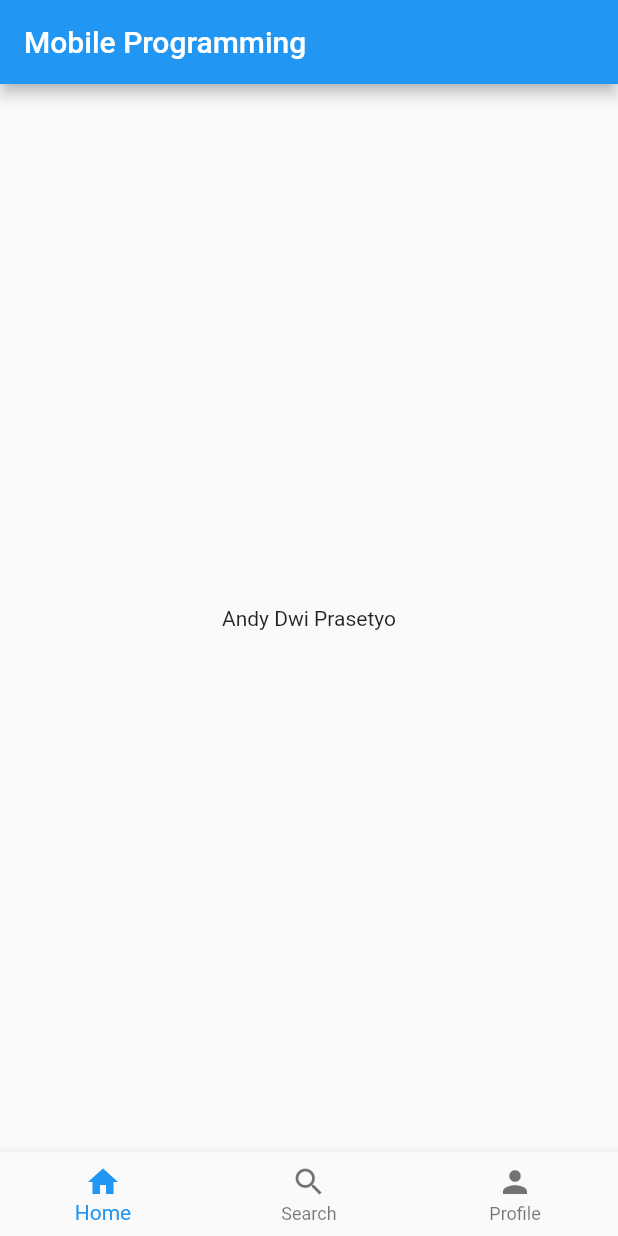
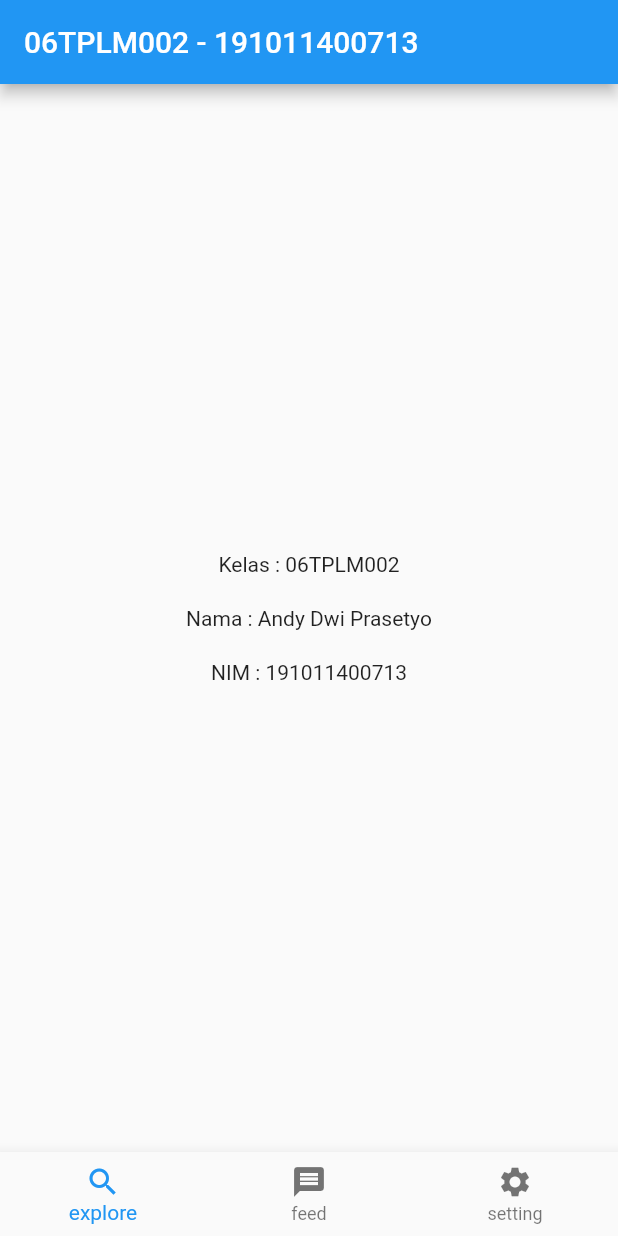
Before and after one commit to AndyDwi/pertemuan_2, a Flutter app: the screen it shows after launch, on a phone screen of 412 x 824 dp. Run offline on Flutter 3.47's test engine with Material 2 defaults, Android fonts, the phone set to English and light mode, and no system bars.

Commit message:
first commit

```diff
--- a/lib/main.dart
+++ b/lib/main.dart
@@ -8,7 +8,7 @@ class MyApp extends StatelessWidget {
   @override
   Widget build(BuildContext context) {
     return MaterialApp(
-      title: 'Mobile Programming',
+      title: "Mobile Programing pertemuan 2",
       home: MyHomePage(),
     );
   }
@@ -24,24 +24,33 @@ class _MyHomePageState extends State<MyHomePage> {
   Widget build(BuildContext context) {
     return Scaffold(
       appBar: AppBar(
-        title: const Text('Mobile Programming'),
+        title: const Text('06TPLM002 - 191011400713'),
       ),
-      body: const Center(
-        child: Text('Andy Dwi Prasetyo'),
+      body: Center(
+        child: Column(
+          mainAxisAlignment: MainAxisAlignment.center,
+          children: [
+            Text('Kelas : 06TPLM002'),
+            SizedBox(height: 20),
+            Text('Nama : Andy Dwi Prasetyo'),
+            SizedBox(height: 20),
+            Text('NIM : 191011400713')
+          ],
+        ),
       ),
       bottomNavigationBar: BottomNavigationBar(
         items: const [
           BottomNavigationBarItem(
-            icon: Icon(Icons.home),
-            label: 'Home',
+            icon: Icon(Icons.search),
+            label: 'explore',
           ),
           BottomNavigationBarItem(
-            icon: Icon(Icons.search),
-            label: 'Search',
+            icon: Icon(Icons.message),
+            label: 'feed',
           ),
           BottomNavigationBarItem(
-            icon: Icon(Icons.person),
-            label: 'Profile',
+            icon: Icon(Icons.settings),
+            label: 'setting',
           ),
         ],
       ),
```
